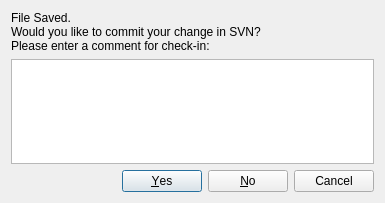
This is commit.ui in pcdshub/IocManager as Qt 5 draws it before an edit. The edited form follows.
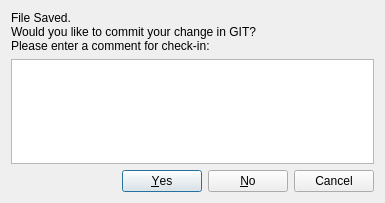
This is the edited form.

```diff
--- a/commit.ui
+++ b/commit.ui
@@ -18,7 +18,7 @@
     <widget class="QLabel" name="label">
      <property name="text">
       <string>File Saved.
-Would you like to commit your change in SVN?
+Would you like to commit your change in GIT?
 Please enter a comment for check-in:</string>
      </property>
     </widget>
```
